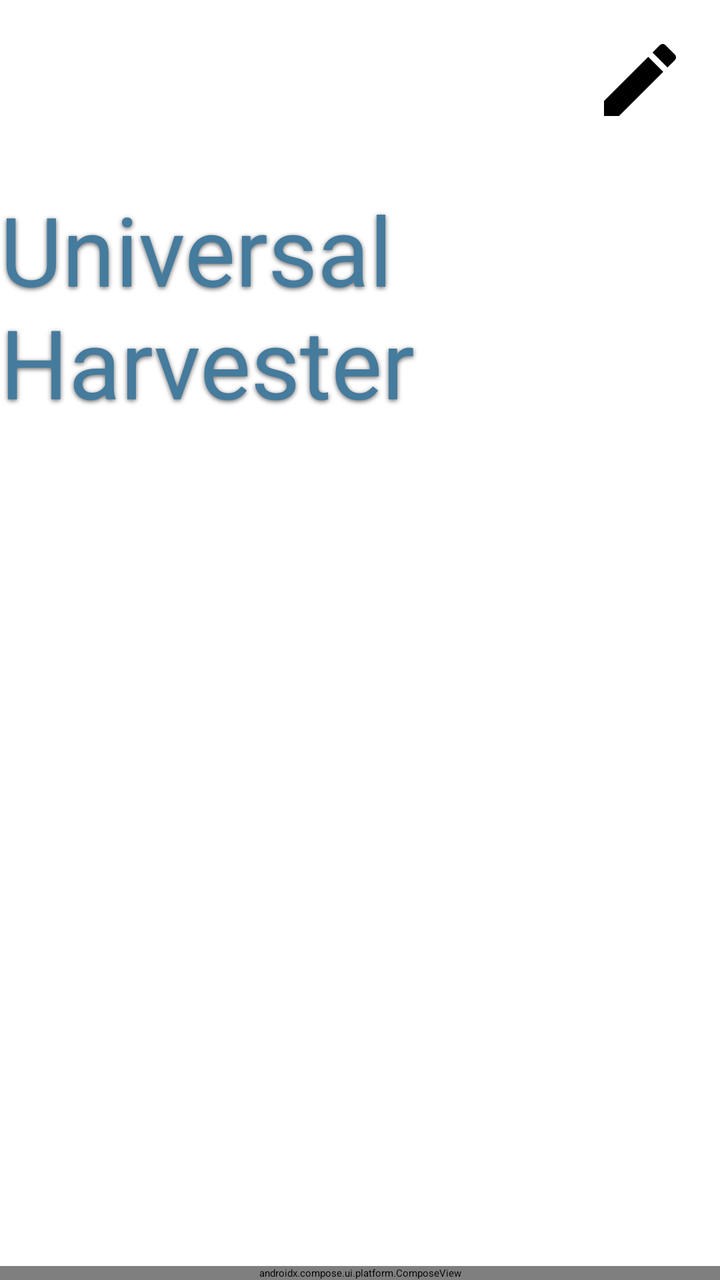
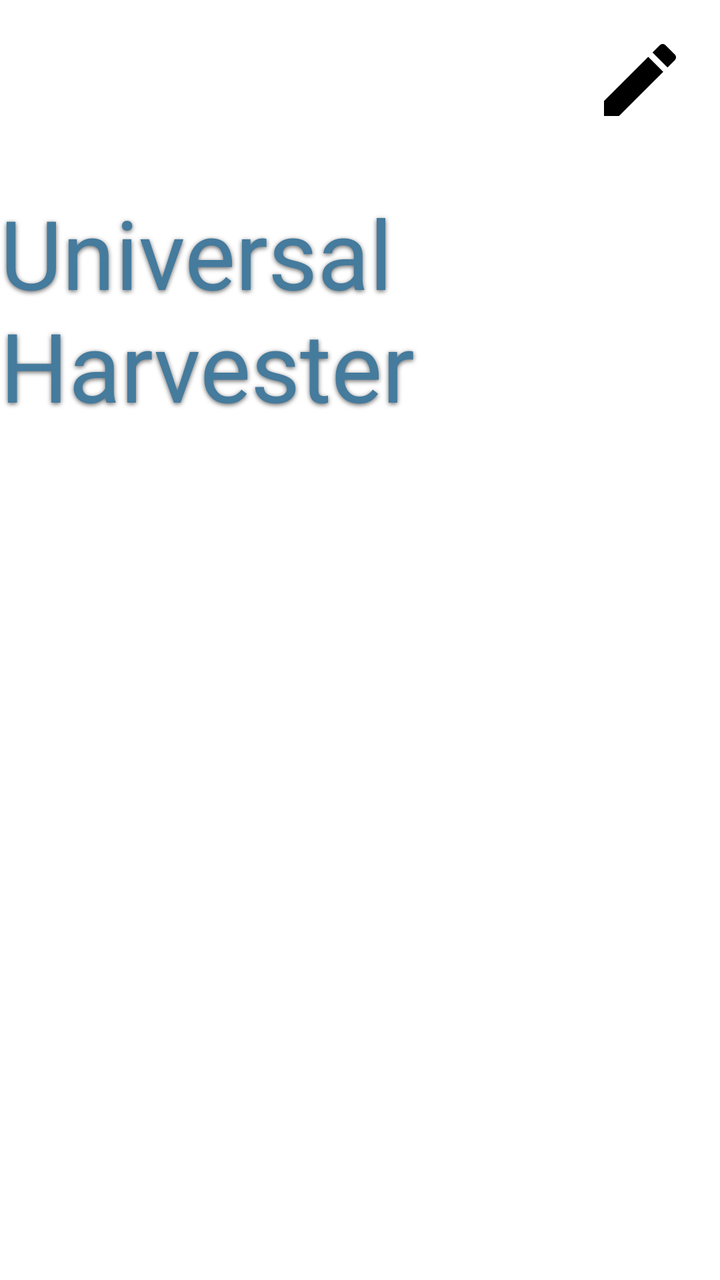

Screens rendered from an Android XML layout before and after an edit, with the pre-edit source and the edit as a unified diff.
<!-- AndroidManifest.xml: activity theme Theme.UHCompanion.Launch -->
<!-- res/layout/fragment_home.xml -->
<?xml version="1.0" encoding="utf-8"?>
<androidx.constraintlayout.widget.ConstraintLayout
    xmlns:android="http://schemas.android.com/apk/res/android"
    xmlns:app="http://schemas.android.com/apk/res-auto"
    android:layout_width="match_parent"
    android:layout_height="match_parent"
    android:background="@color/bg">

    <ImageView
        android:id="@+id/wallpaperBackground"
        android:layout_width="0dp"
        android:layout_height="0dp"
        android:scaleType="centerCrop"
        android:visibility="gone"
        app:layout_constraintTop_toTopOf="parent"
        app:layout_constraintBottom_toBottomOf="parent"
        app:layout_constraintStart_toStartOf="parent"
        app:layout_constraintEnd_toEndOf="parent" />
    
    <androidx.media3.ui.PlayerView
        android:id="@+id/wallpaperVideo"
        android:layout_width="0dp"
        android:layout_height="0dp"
        app:use_controller="false"
        app:resize_mode="zoom"
        android:visibility="gone"
        app:layout_constraintTop_toTopOf="parent"
        app:layout_constraintBottom_toBottomOf="parent"
        app:layout_constraintStart_toStartOf="parent"
        app:layout_constraintEnd_toEndOf="parent" />

    <FrameLayout
        android:id="@+id/contentContainer"
        android:layout_width="0dp"
        android:layout_height="0dp"
        app:layout_constraintTop_toTopOf="parent"
        app:layout_constraintBottom_toTopOf="@id/addressBarContainer"
        app:layout_constraintStart_toStartOf="parent"
        app:layout_constraintEnd_toEndOf="parent">

        <LinearLayout
            android:id="@+id/homeScreen"
            android:layout_width="match_parent"
            android:layout_height="match_parent"
            android:orientation="vertical"
            android:gravity="center_horizontal"
            android:paddingBottom="60dp">

            <Space android:layout_width="match_parent" android:layout_height="0dp" android:layout_weight="0.4" />
            
            <TextView
               android:id="@+id/homeTitle"
               android:layout_width="wrap_content"
               android:layout_height="wrap_content"
               android:text="Universal Harvester"
               android:textColor="@color/accent"
               android:textSize="48sp"
               android:fontFamily="@font/logo_font"
               android:shadowColor="#99000000"
               android:shadowDx="0"
               android:shadowDy="2"
               android:shadowRadius="6"
               android:layout_marginBottom="36dp" />
               
           <androidx.core.widget.NestedScrollView
               android:layout_width="match_parent"
               android:layout_height="0dp"
               android:layout_weight="1"
               android:clipToPadding="false"
               android:fillViewport="true"
               android:overScrollMode="never">
               <androidx.recyclerview.widget.RecyclerView
                   android:id="@+id/shortcutsGrid"
                   android:layout_width="match_parent"
                   android:layout_height="wrap_content"
                   android:paddingStart="16dp"
                   android:paddingEnd="16dp"
                   android:clipToPadding="false" />
           </androidx.core.widget.NestedScrollView>
           
           <Space android:layout_width="match_parent" android:layout_height="0dp" android:layout_weight="0.4" />
        </LinearLayout>

        <ImageButton
            android:id="@+id/btnEditHome"
            android:layout_width="48dp"
            android:layout_height="48dp"
            android:layout_gravity="top|end"
            android:layout_marginTop="16dp"
            android:layout_marginEnd="16dp"
            android:background="?attr/selectableItemBackgroundBorderless"
            android:src="@drawable/ic_pencil"
            app:tint="@color/text"
            android:elevation="4dp"
            android:contentDescription="Edit Home" />
    </FrameLayout>

    <androidx.compose.ui.platform.ComposeView
        android:id="@+id/addressBarContainer"
        android:layout_width="0dp"
        android:layout_height="wrap_content"
        app:layout_constraintBottom_toBottomOf="parent"
        app:layout_constraintStart_toStartOf="parent"
        app:layout_constraintEnd_toEndOf="parent" />

</androidx.constraintlayout.widget.ConstraintLayout>
<!-- resources referenced by this layout -->
<resources>
  <color name="accent">#457B9D</color>
  <color name="bg">#FFFFFF</color>
  <color name="text">#1D3557</color>
  <!-- drawable ic_pencil (drawable) -->
  <vector xmlns:android="http://schemas.android.com/apk/res/android"
      android:width="24dp" android:height="24dp"
      android:viewportWidth="24" android:viewportHeight="24">
      <path android:fillColor="#000000"
          android:pathData="M3,17.25V21h3.75L17.81,9.94l-3.75,-3.75L3,17.25zM20.71,7.04c0.39,-0.39 0.39,-1.02 0,-1.41l-2.34,-2.34c-0.39,-0.39 -1.02,-0.39 -1.41,0l-1.83,1.83 3.75,3.75 1.83,-1.83z"/>
  </vector>
  <style name="Theme.UHCompanion.Launch" parent="Theme.SplashScreen">
          <item name="windowSplashScreenBackground">@color/bg</item>
          <item name="windowSplashScreenAnimatedIcon">@drawable/ic_launcher_foreground</item>
          <item name="postSplashScreenTheme">@style/Theme.UHCompanion</item>
          <item name="android:windowBackground">@drawable/splash_bg</item>
      </style>
  <!-- drawable ic_launcher_foreground (drawable) -->
  <vector xmlns:android="http://schemas.android.com/apk/res/android"
      android:width="108dp" android:height="108dp"
      android:viewportWidth="108" android:viewportHeight="108">
      <path android:fillColor="#22D3EE"
          android:pathData="M66.5,40H63V32c0,-3.87 -3.13,-7 -7,-7s-7,3.13 -7,7v8h-3.5c-2.49,0 -4.5,2.01 -4.5,4.5V50c0,2.49 2.01,4.5 4.5,4.5H49v8c0,3.87 3.13,7 7,7s7,-3.13 7,-7v-8h3.5c2.49,0 4.5,-2.01 4.5,-4.5V44.5C71,42.01 68.99,40 66.5,40z"/>
  </vector>
  <style name="Theme.UHCompanion" parent="Theme.Material3.DayNight.NoActionBar">
          <item name="android:windowBackground">@color/bg</item>
          <item name="android:statusBarColor">@color/bg</item>
          <item name="android:navigationBarColor">@color/bg</item>
          <item name="android:windowLightStatusBar">true</item>
          <item name="colorPrimary">@color/accent</item>
          <item name="colorOnPrimary">@color/bg</item>
          <item name="colorSurface">@color/surface</item>
          <item name="colorOnSurface">@color/text</item>
      </style>
  <!-- drawable splash_bg (drawable) -->
  <?xml version="1.0" encoding="utf-8"?>
  <layer-list xmlns:android="http://schemas.android.com/apk/res/android">
      <item android:drawable="@color/bg" />
      <item android:gravity="center" android:width="120dp" android:height="120dp">
          <bitmap android:src="@drawable/ic_launcher_foreground" android:gravity="fill" />
      </item>
  </layer-list>
  <color name="surface">#F4F6F9</color>
</resources>

<!-- the commit's change to res/layout/fragment_home.xml (unified diff, before → after) -->
@@ -34,7 +34,7 @@
         android:layout_width="0dp"
         android:layout_height="0dp"
         app:layout_constraintTop_toTopOf="parent"
-        app:layout_constraintBottom_toTopOf="@id/addressBarContainer"
+        app:layout_constraintBottom_toBottomOf="parent"
         app:layout_constraintStart_toStartOf="parent"
         app:layout_constraintEnd_toEndOf="parent">
 
@@ -95,12 +95,4 @@
             android:contentDescription="Edit Home" />
     </FrameLayout>
 
-    <androidx.compose.ui.platform.ComposeView
-        android:id="@+id/addressBarContainer"
-        android:layout_width="0dp"
-        android:layout_height="wrap_content"
-        app:layout_constraintBottom_toBottomOf="parent"
-        app:layout_constraintStart_toStartOf="parent"
-        app:layout_constraintEnd_toEndOf="parent" />
-
-</androidx.constraintlayout.widget.ConstraintLayout>
+    </androidx.constraintlayout.widget.ConstraintLayout>
